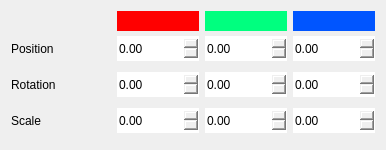
First picture: the form in src/widgets/transformeditor.ui, repository jahshaka/Studio, before the edit.
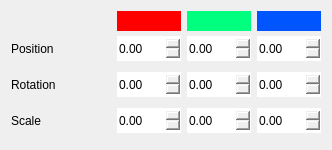
Second picture: the form after the edit.

Diff of the .ui file:
```diff
--- a/src/widgets/transformeditor.ui
+++ b/src/widgets/transformeditor.ui
@@ -6,7 +6,7 @@
    <rect>
     <x>0</x>
     <y>0</y>
-    <width>386</width>
+    <width>328</width>
     <height>150</height>
    </rect>
   </property>
```
Left out of the diff: 24 changed lines with no effect on the pictures.
